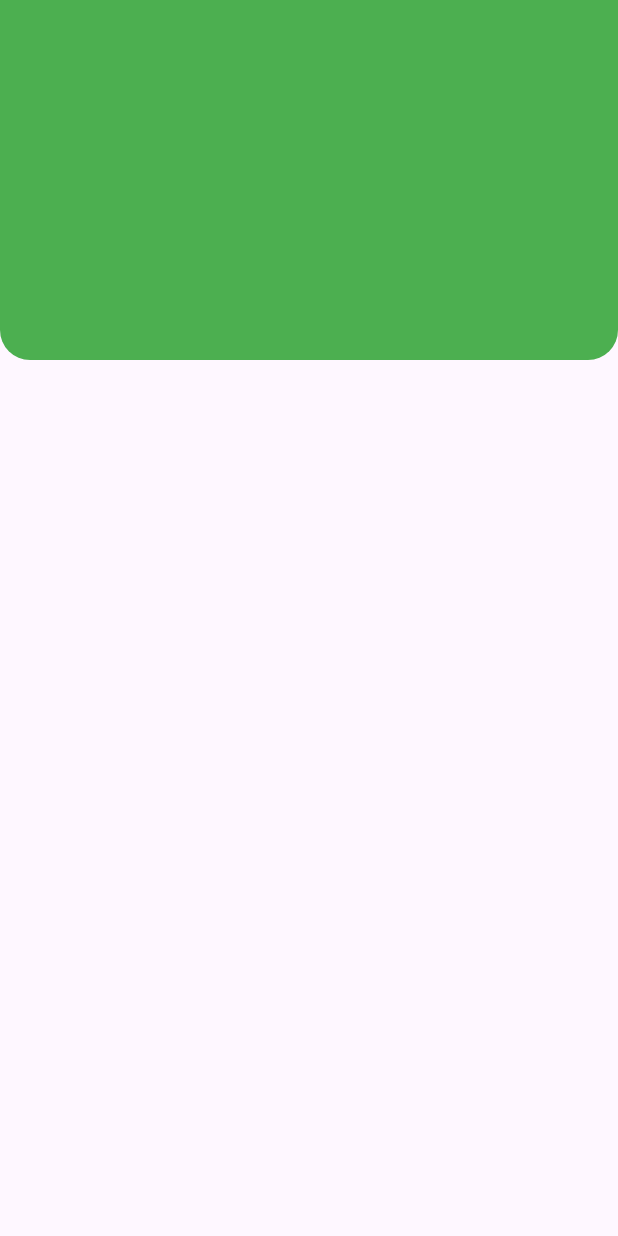
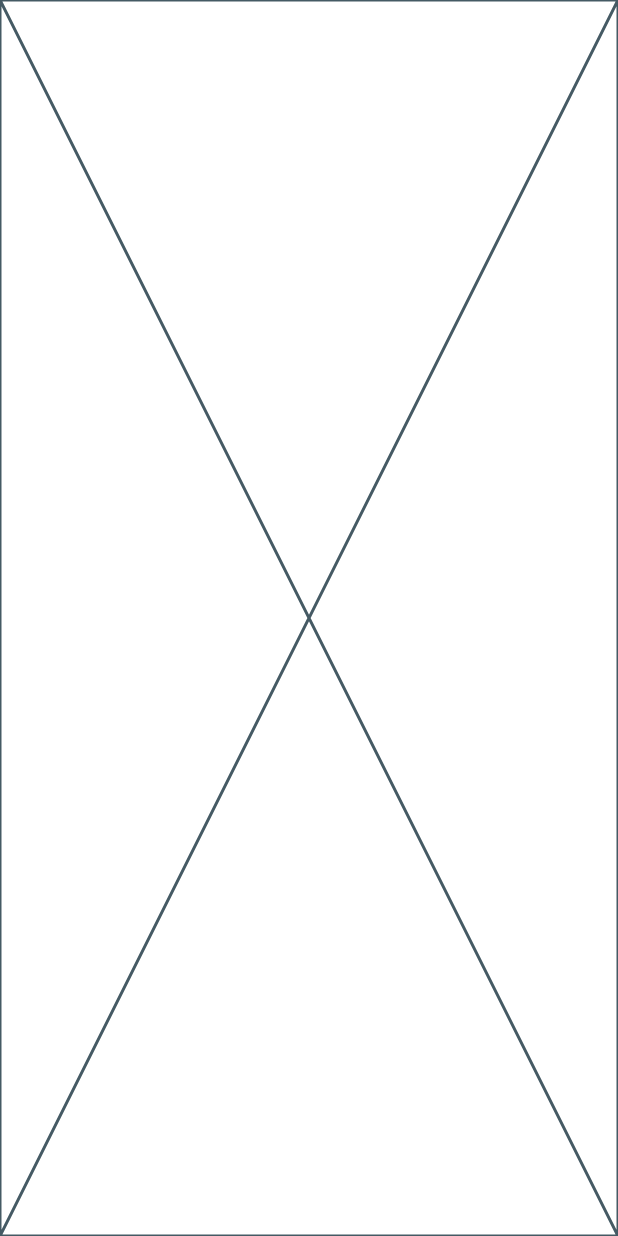
Before and after one commit to alexmortelsison/finance-app, a Flutter app: the screen it shows after launch, on a phone screen of 412 x 824 dp. Run offline on Flutter 3.47's test engine with Material 3 defaults, Android fonts, the phone set to English and light mode, and no system bars.

Commit message:
updated homepage

```diff
--- a/lib/pages/home_page.dart
+++ b/lib/pages/home_page.dart
@@ -5,31 +5,6 @@ class HomePage extends StatelessWidget {
 
   @override
   Widget build(BuildContext context) {
-    return Scaffold(
-      body: SafeArea(
-        child: Stack(
-          children: [
-            Container(
-              height: 240,
-              width: double.infinity,
-              decoration: BoxDecoration(
-                color: Colors.green,
-                borderRadius: BorderRadius.only(
-                  bottomLeft: Radius.circular(20),
-                  bottomRight: Radius.circular(20),
-                ),
-              ),
-              child: Stack(
-                children: [
-                  Positioned(
-                    child: ClipRRect(),
-                  ),
-                ],
-              ),
-            ),
-          ],
-        ),
-      ),
-    );
+    return const Placeholder();
   }
 }
```
